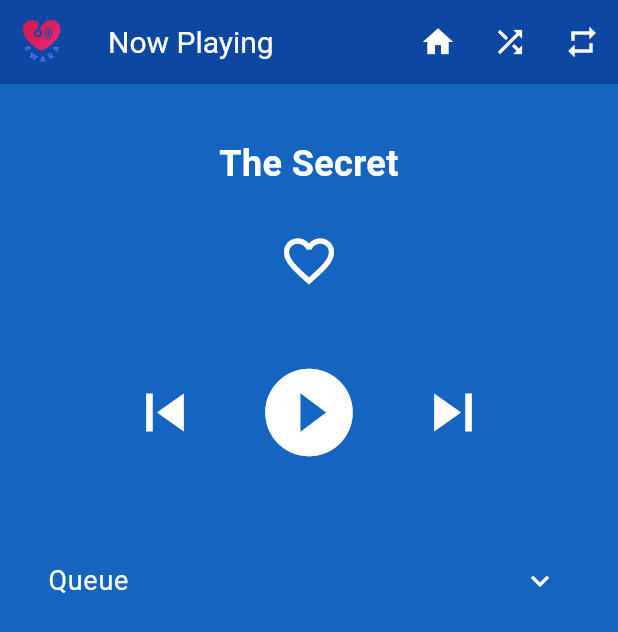
After one commit to Ishitajoshii/music_player_final, a Flutter app: the MusicPlayerScreen screen opened directly, on a phone screen of 412 x 824 dp. The commit adds this screen. Shown: the top 632 px of the screen. Run offline on Flutter 3.47's test engine with Material 3 defaults, Android fonts, the phone set to English and light mode, and no system bars; our stand-ins replace audioplayers.

Commit message:
queue works and links to home screen lezzgooo

```diff
--- /dev/null
+++ b/lib/music_player_screen.dart
@@ -0,0 +1,209 @@
+import 'package:flutter/material.dart';
+import 'package:audioplayers/audioplayers.dart';
+
+class MusicPlayerScreen extends StatefulWidget {
+  const MusicPlayerScreen({super.key});
+
+  @override
+  State<MusicPlayerScreen> createState() => _MusicPlayerScreenState();
+}
+
+class _MusicPlayerScreenState extends State<MusicPlayerScreen> {
+  final AudioPlayer _audioPlayer = AudioPlayer();
+  final List<Map<String, String>> _songs = [
+    {'title': 'The Secret', 'path': 'The_Secret_-_Anna_Craig.mp3'},
+    {'title': 'Chocolate', 'path': 'Chocolate_-_Alfonso_Lugo.mp3'},
+    {'title': 'Alone', 'path': 'Alone_-_Color_Out.mp3'},
+  ];
+
+  int currentSongIndex = 0;
+  bool isPlaying = false;
+  bool isShuffle = false;
+  bool isRepeat = false;
+  Set<int> likedSongs = {};
+  List<int> _queue = [];
+
+  @override
+  void initState() {
+    super.initState();
+    _queue = List<int>.generate(
+        _songs.length - 1, (i) => (currentSongIndex + 1 + i) % _songs.length);
+
+    _audioPlayer.onPlayerComplete.listen((event) {
+      if (mounted) {
+        int? nextIndexToPlay;
+        if (isRepeat) {
+          nextIndexToPlay = currentSongIndex;
+        } else if (_queue.isNotEmpty) {
+          nextIndexToPlay = _queue.removeAt(0);
+        } else {
+          nextIndexToPlay = (currentSongIndex + 1) % _songs.length;
+        }
+        setState(() {
+          currentSongIndex = nextIndexToPlay!;
+          isPlaying = isRepeat;
+        });
+        _playCurrentSong();
+      }
+    });
+
+    _audioPlayer.onPlayerStateChanged.listen((PlayerState state) {
+       if (mounted && isPlaying != (state == PlayerState.playing)) {
+          setState(() { isPlaying = (state == PlayerState.playing); });
+       }
+    });
+  }
+
+  @override
+  void dispose() {
+    _audioPlayer.dispose();
+    super.dispose();
+  }
+
+  Future<void> _playCurrentSong() async {
+    try {
+      final path = _songs[currentSongIndex]['path']!;
+      await _audioPlayer.stop();
+      await _audioPlayer.play(AssetSource(path));
+    } catch (e) {
+      print("Error playing song: $e");
+      if (mounted) {
+         ScaffoldMessenger.of(context).showSnackBar(SnackBar(content: Text('Error playing: ${e.toString()}')));
+         setState(() { isPlaying = false; });
+      }
+    }
+  }
+
+  Future<void> _pauseSong() async {
+     try { await _audioPlayer.pause(); } catch (e) { print("Error pausing song: $e"); }
+   }
+
+  Future<void> _skipNext({bool playAfterSkip = true}) async {
+     int nextIndexToPlay;
+     await _audioPlayer.stop();
+     if (_queue.isNotEmpty) {
+       nextIndexToPlay = _queue.removeAt(0);
+     } else {
+       nextIndexToPlay = (currentSongIndex + 1) % _songs.length;
+     }
+     if (mounted) {
+       setState(() { currentSongIndex = nextIndexToPlay; });
+     }
+     if (playAfterSkip) { await _playCurrentSong(); }
+     else {
+        try { await _audioPlayer.setSource(AssetSource(_songs[currentSongIndex]['path']!)); }
+        catch (e) { print("Error setting source after skipNext: $e"); }
+     }
+   }
+
+   Future<void> _skipPrevious() async {
+     int prevIndex = (currentSongIndex - 1 + _songs.length) % _songs.length;
+     await _audioPlayer.stop();
+     if (mounted) { setState(() { currentSongIndex = prevIndex; }); }
+     await _playCurrentSong();
+   }
+
+  String _getSongTitle(int index) {
+    if (index >= 0 && index < _songs.length) {
+      return _songs[index]['title'] ?? 'Unknown Title';
+    } return 'Invalid Index';
+  }
+
+  @override
+  Widget build(BuildContext context) {
+    final songTitle = _getSongTitle(currentSongIndex);
+
+    return Scaffold(
+      appBar: AppBar(
+        leading: Padding(
+           padding: const EdgeInsets.all(8.0),
+           child: Image.asset('assets/swara_logo.png', errorBuilder: (ctx, err, st) => const Icon(Icons.music_note, color: Colors.white)),
+        ),
+        title: const Text('Now Playing'),
+        backgroundColor: Colors.blue[900],
+        actions: [
+           IconButton(
+             icon: const Icon(Icons.home),
+             tooltip: 'Go Home',
+             onPressed: () {
+               Navigator.popUntil(context, (route) => route.isFirst);
+             },
+           ),
+           IconButton(
+             icon: Icon(isShuffle ? Icons.shuffle_on : Icons.shuffle, color: isShuffle ? Colors.lightBlueAccent : Colors.white),
+             tooltip: 'Shuffle',
+             onPressed: () => setState(() => isShuffle = !isShuffle)),
+           IconButton(
+             icon: Icon(isRepeat ? Icons.repeat_one_on : Icons.repeat, color: isRepeat ? Colors.lightBlueAccent : Colors.white),
+             tooltip: 'Repeat',
+             onPressed: () => setState(() => isRepeat = !isRepeat)),
+        ],
+        titleTextStyle: const TextStyle(color: Colors.white, fontSize: 20),
+        iconTheme: const IconThemeData(color: Colors.white),
+      ),
+      backgroundColor: Colors.blue[800],
+      body: SingleChildScrollView(
+        child: Padding(
+          padding: const EdgeInsets.all(16.0),
+          child: Center(
+            child: Column(
+              mainAxisAlignment: MainAxisAlignment.center,
+              children: [
+                const SizedBox(height: 20),
+                Text(
+                  songTitle,
+                  style: const TextStyle(fontSize: 24, color: Colors.white, fontWeight: FontWeight.bold),
+                  textAlign: TextAlign.center,
+                ),
+                const SizedBox(height: 20),
+                IconButton(
+                  icon: Icon(likedSongs.contains(currentSongIndex) ? Icons.favorite : Icons.favorite_border, color: likedSongs.contains(currentSongIndex) ? Colors.pinkAccent : Colors.white),
+                  iconSize: 40,
+                  tooltip: 'Like',
+                  onPressed: () => setState(() => likedSongs.contains(currentSongIndex) ? likedSongs.remove(currentSongIndex) : likedSongs.add(currentSongIndex))),
+                const SizedBox(height: 30),
+                Row(
+                  mainAxisAlignment: MainAxisAlignment.center,
+                  children: [
+                     IconButton(icon: const Icon(Icons.skip_previous), iconSize: 50, color: Colors.white, tooltip: 'Previous', onPressed: _skipPrevious),
+                     const SizedBox(width: 20),
+                     IconButton(icon: Icon(isPlaying ? Icons.pause_circle_filled : Icons.play_circle_filled), iconSize: 70, color: Colors.white, tooltip: isPlaying ? 'Pause' : 'Play', onPressed: () => isPlaying ? _pauseSong() : _playCurrentSong()),
+                     const SizedBox(width: 20),
+                     IconButton(icon: const Icon(Icons.skip_next), iconSize: 50, color: Colors.white, tooltip: 'Next', onPressed: () => _skipNext()),
+                  ],
+                ),
+                const SizedBox(height: 40),
+                ExpansionTile(
+                  title: const Text('Queue', style: TextStyle(color: Colors.white, fontSize: 18)),
+                  iconColor: Colors.white,
+                  collapsedIconColor: Colors.white,
+                  initiallyExpanded: false,
+                  children: <Widget>[
+                    _queue.isEmpty
+                      ? const ListTile(
+                          title: Text('Queue is empty', style: TextStyle(color: Colors.white70)),
+                        )
+                      : ListView.builder(
+                          shrinkWrap: true,
+                          physics: const NeverScrollableScrollPhysics(),
+                          itemCount: _queue.length,
+                          itemBuilder: (context, index) {
+                            final songIndexInQueue = _queue[index];
+                            final queueSongTitle = _getSongTitle(songIndexInQueue);
+                            return ListTile(
+                              leading: Text('${index + 1}.', style: const TextStyle(color: Colors.white)),
+                              title: Text(queueSongTitle, style: const TextStyle(color: Colors.white)),
+                            );
+                          },
+                        ),
+                  ],
+                ),
+                 const SizedBox(height: 20),
+              ],
+            ),
+          ),
+        ),
+      ),
+    );
+  }
+}
--- a/pubspec.yaml
+++ b/pubspec.yaml
@@ -30,6 +30,7 @@ environment:
 dependencies:
   flutter:
     sdk: flutter
+  audioplayers: ^5.2.1
 
   # The following adds the Cupertino Icons font to your application.
   # Use with the CupertinoIcons class for iOS style icons.
```
Also changed, not shown: lib/main.dart (+46 -61 lines), pubspec.lock, 9 other files.
